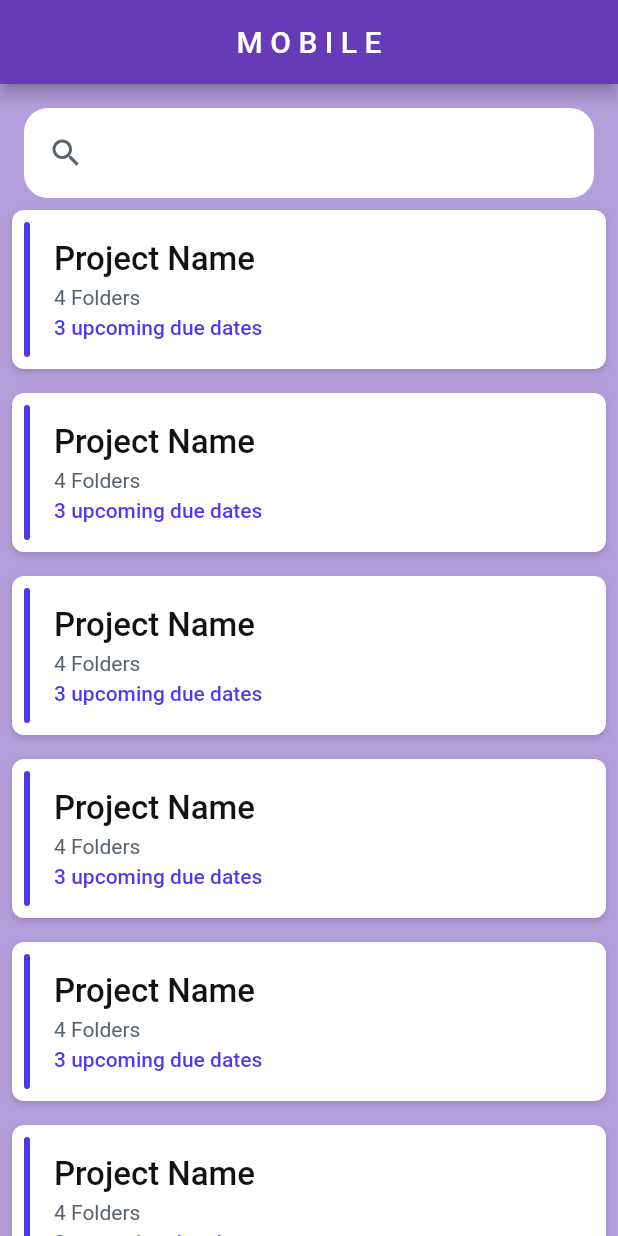
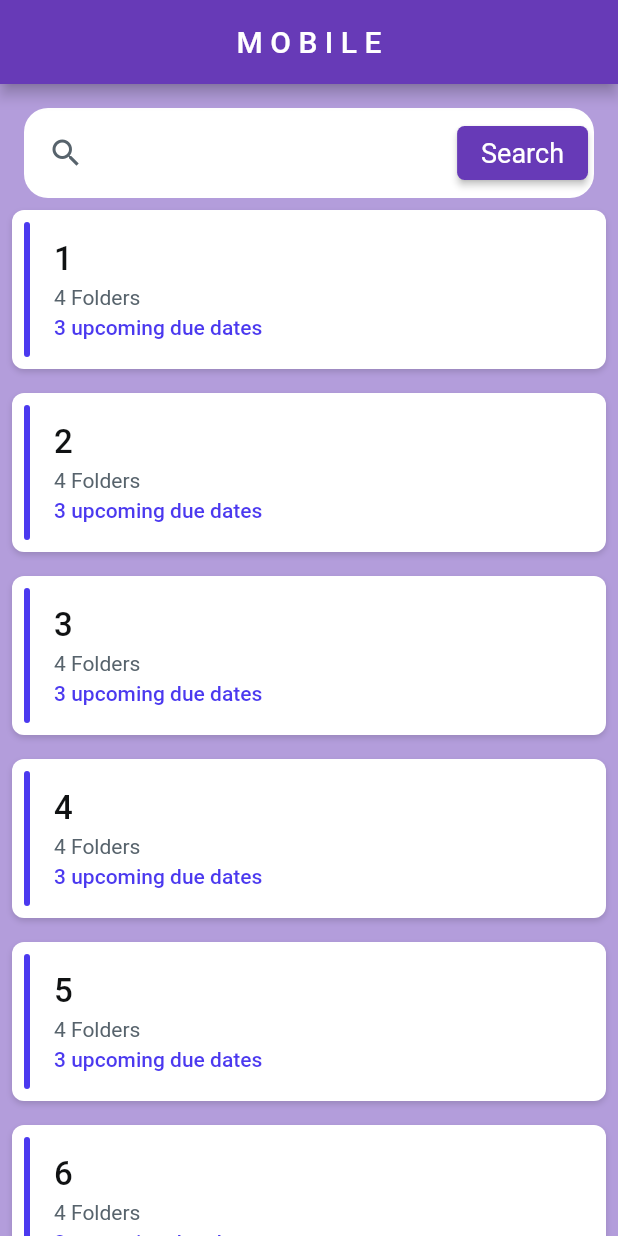
Before and after one commit to samani21/flutter_responsive, a Flutter app: the screen it shows after launch, on a phone screen of 412 x 824 dp. Run offline on Flutter 3.47's test engine with Material 2 defaults, Android fonts, the phone set to English and light mode, and no system bars; Roboto replaces fonts that are missing (Lexend Deca, Outfit).

Commit message:
membuat pencarian

```diff
--- a/lib/responsive/mobile_body.dart
+++ b/lib/responsive/mobile_body.dart
@@ -1,8 +1,7 @@
 import 'package:flutter/material.dart';
 
 class MyMobileBody extends StatelessWidget {
-  const MyMobileBody({Key? key}) : super(key: key);
-
+  final List<int> numberList = [1, 2, 3, 4, 5, 6, 7, 8, 9, 10];
   @override
   Widget build(BuildContext context) {
     return Scaffold(
@@ -56,13 +55,35 @@ class MyMobileBody extends StatelessWidget {
                       ),
                     ),
                   ),
+                  Padding(
+                    padding: EdgeInsetsDirectional.fromSTEB(4, 0, 4, 0),
+                    child: ElevatedButton(
+                      child: Text(
+                        'Search',
+                        style: TextStyle(
+                          fontFamily: 'Lexend Deca',
+                          color: Colors.white,
+                          fontSize: 18,
+                          fontWeight: FontWeight.normal,
+                        ),
+                      ),
+                      onPressed: () {
+                        // Aksi ketika button diklik
+                      },
+                      style: ElevatedButton.styleFrom(
+                        shape: new RoundedRectangleBorder(
+                          borderRadius: new BorderRadius.circular(5),
+                        ),
+                      ),
+                    ),
+                  ),
                 ],
               ),
             ),
           ),
           Expanded(
             child: ListView.builder(
-                itemCount: 8,
+                itemCount: numberList.length,
                 itemBuilder: (context, index) {
                   return Padding(
                     padding: const EdgeInsets.all(8.0),
@@ -98,7 +119,7 @@ class MyMobileBody extends StatelessWidget {
                               crossAxisAlignment: CrossAxisAlignment.start,
                               children: [
                                 Text(
-                                  'Project Name',
+                                  '${numberList[index]}',
                                   style: TextStyle(
                                     fontFamily: 'Outfit',
                                     color: Color(0xFF101213),
```
